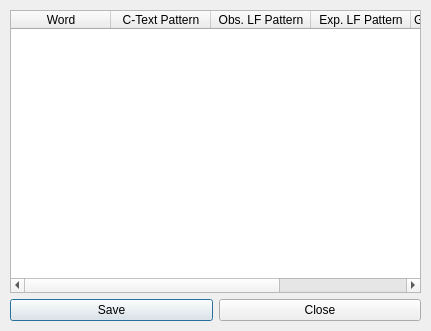
ProPane865/CryptAnalyst, file ui/WordPatternsDialogUI.ui: the form before one commit.
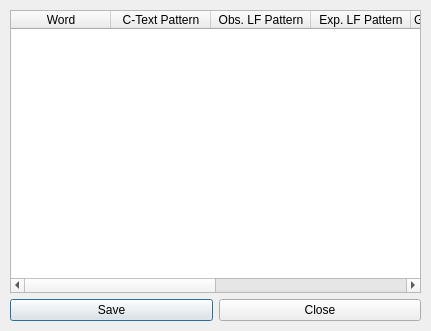
The form after the commit.

Commit message: Added word count and word length in word pattern analysis

```diff
--- a/ui/WordPatternsDialogUI.ui
+++ b/ui/WordPatternsDialogUI.ui
@@ -67,6 +67,16 @@
         <string>GExp. LF Pattern</string>
        </property>
       </column>
+      <column>
+       <property name="text">
+        <string>Frequency</string>
+       </property>
+      </column>
+      <column>
+       <property name="text">
+        <string>Length</string>
+       </property>
+      </column>
      </widget>
     </item>
     <item>
```
The commit also changes 3 other files.
